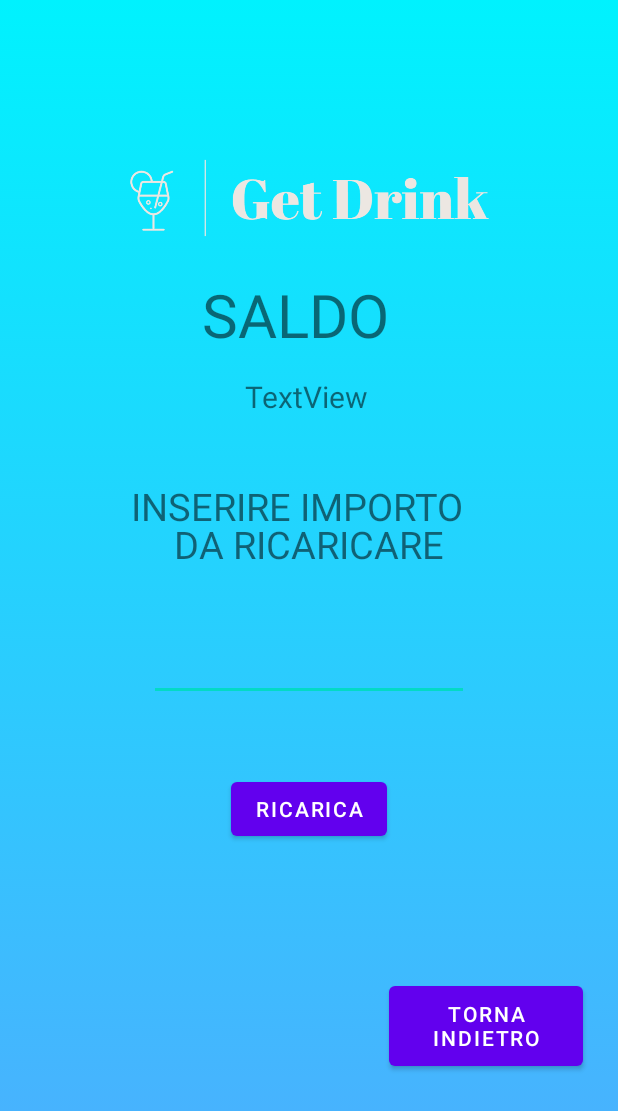
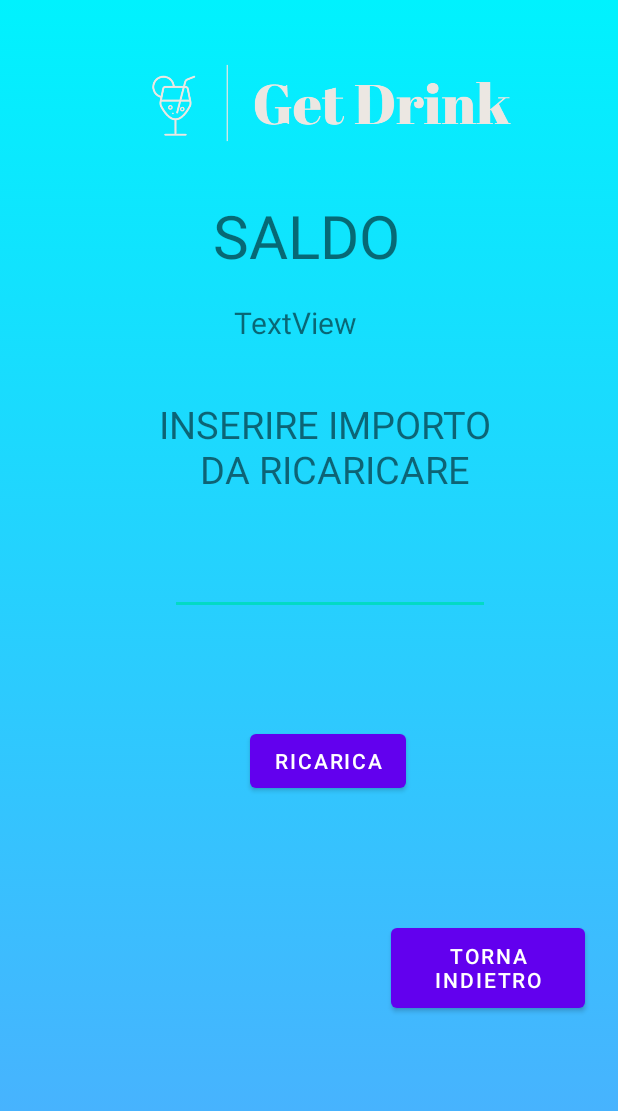
Before and after one commit to EmaSib/ProgettoLSO22-23, an Android app: the layout saldo.xml on its own in the app's theme, with its tools: preview values and no code run, on a phone screen of 412 x 824 dp. Shown: the top 1111 px of the screen. Run offline under Robolectric (Android 15) with nearby library versions, the phone set to English and light mode, and no system bars.

Commit message:
modifica bevanda_informazioni.xml , saldo.xml

```diff
--- a/app/src/main/res/layout/saldo.xml
+++ b/app/src/main/res/layout/saldo.xml
@@ -1,104 +1,94 @@
 <?xml version="1.0" encoding="utf-8"?>
-<androidx.constraintlayout.widget.ConstraintLayout xmlns:android="http://schemas.android.com/apk/res/android"
+<LinearLayout xmlns:android="http://schemas.android.com/apk/res/android"
     xmlns:app="http://schemas.android.com/apk/res-auto"
     xmlns:tools="http://schemas.android.com/tools"
     android:layout_width="match_parent"
     android:layout_height="match_parent"
-    android:background="@drawable/gradient_background"
-    android:scrollbarThumbHorizontal="@color/teal_200"
-    android:scrollbarThumbVertical="@color/teal_200">
+    android:background="@drawable/gradient_background">
 
     <ImageView
         android:id="@+id/imageView2"
         android:layout_width="642dp"
         android:layout_height="337dp"
-        android:layout_marginBottom="524dp"
+        android:layout_marginStart="-100dp"
+        android:layout_marginTop="-100dp"
         android:visibility="visible"
-        app:layout_constraintBottom_toBottomOf="parent"
-        app:layout_constraintEnd_toEndOf="parent"
-        app:layout_constraintHorizontal_bias="0.502"
-        app:layout_constraintStart_toStartOf="parent"
         app:srcCompat="@drawable/get_drink_logos_transparent" />
 
     <TextView
         android:id="@+id/textView"
         android:layout_width="144dp"
         android:layout_height="46dp"
-        android:layout_marginTop="220dp"
-        android:layout_marginEnd="248dp"
+        android:layout_marginStart="-400dp"
+        android:layout_marginTop="130dp"
         android:text="SALDO"
         android:textSize="40dp"
-        app:layout_constraintEnd_toEndOf="@+id/imageView2"
         app:layout_constraintTop_toTopOf="@+id/imageView2" />
 
     <TextView
         android:id="@+id/saldoid"
-        android:layout_width="wrap_content"
-        android:layout_height="wrap_content"
-        android:layout_marginTop="288dp"
-        android:layout_marginEnd="281dp"
+        android:layout_width="100dp"
+        android:layout_height="30dp"
+        android:layout_marginTop="180dp"
+        android:layout_marginStart="-130dp"
         android:text="TextView"
         android:textSize="20dp"
-        app:layout_constraintEnd_toEndOf="@+id/imageView2"
-        app:layout_constraintTop_toTopOf="@+id/imageView2" />
+        app:layout_constraintEnd_toEndOf="@id/textView"
+        app:layout_constraintTop_toTopOf="@id/textView"
+        app:lineHeight="20dp" />
 
     <TextView
         android:id="@+id/textView3"
         android:layout_width="237dp"
         android:layout_height="37dp"
-        android:layout_marginTop="20dp"
+        android:layout_marginTop="250dp"
+        android:layout_marginStart="-150dp"
         android:text="INSERIRE IMPORTO "
         android:textSize="25dp"
         app:layout_constraintEnd_toEndOf="parent"
         app:layout_constraintStart_toStartOf="parent"
-        app:layout_constraintTop_toBottomOf="@+id/imageView2" />
+       />
 
     <TextView
         android:id="@+id/textView4"
         android:layout_width="wrap_content"
         android:layout_height="wrap_content"
-        android:layout_marginTop="25dp"
+        android:layout_marginTop="280dp"
+        android:layout_marginStart="-210dp"
         android:text="DA RICARICARE"
         android:textSize="25dp"
-        app:layout_constraintEnd_toEndOf="parent"
-        app:layout_constraintStart_toStartOf="parent"
-        app:layout_constraintTop_toTopOf="@+id/textView3" />
+        />
 
     <EditText
         android:id="@+id/editTextNumber"
         android:layout_width="wrap_content"
         android:layout_height="wrap_content"
-        android:layout_marginTop="39dp"
+        android:layout_marginTop="350dp"
+        android:layout_marginStart="-200dp"
         android:ems="10"
         android:inputType="number"
         android:minHeight="48dp"
         android:textColorLink="#FAFAFA"
         android:visibility="visible"
-        app:layout_constraintEnd_toEndOf="parent"
-        app:layout_constraintStart_toStartOf="parent"
-        app:layout_constraintTop_toBottomOf="@+id/textView4"
         tools:ignore="SpeakableTextPresentCheck" />
 
     <Button
         android:id="@+id/ricarica"
         android:layout_width="wrap_content"
         android:layout_height="wrap_content"
-        android:layout_marginTop="48dp"
+        android:layout_marginTop="470dp"
+        android:layout_marginStart="-160dp"
         android:text="RICARICA"
         android:textCursorDrawable="@color/white"
-        app:layout_constraintEnd_toEndOf="parent"
-        app:layout_constraintStart_toStartOf="parent"
-        app:layout_constraintTop_toBottomOf="@+id/editTextNumber" />
+ />
 
     <Button
         android:id="@+id/torna_indietro"
         android:layout_width="129dp"
         android:layout_height="65dp"
-        android:layout_marginTop="88dp"
+        android:layout_marginTop="600dp"
+        android:layout_marginStart="-10dp"
         android:text="Torna indietro"
-        app:layout_constraintEnd_toEndOf="parent"
-        app:layout_constraintHorizontal_bias="0.918"
-        app:layout_constraintStart_toStartOf="parent"
-        app:layout_constraintTop_toBottomOf="@+id/ricarica" />
+ />
 
-</androidx.constraintlayout.widget.ConstraintLayout>
+</LinearLayout>
```
Also changed, not shown: app/src/main/res/layout/bevanda_informazioni.xml (+12 -21 lines).
